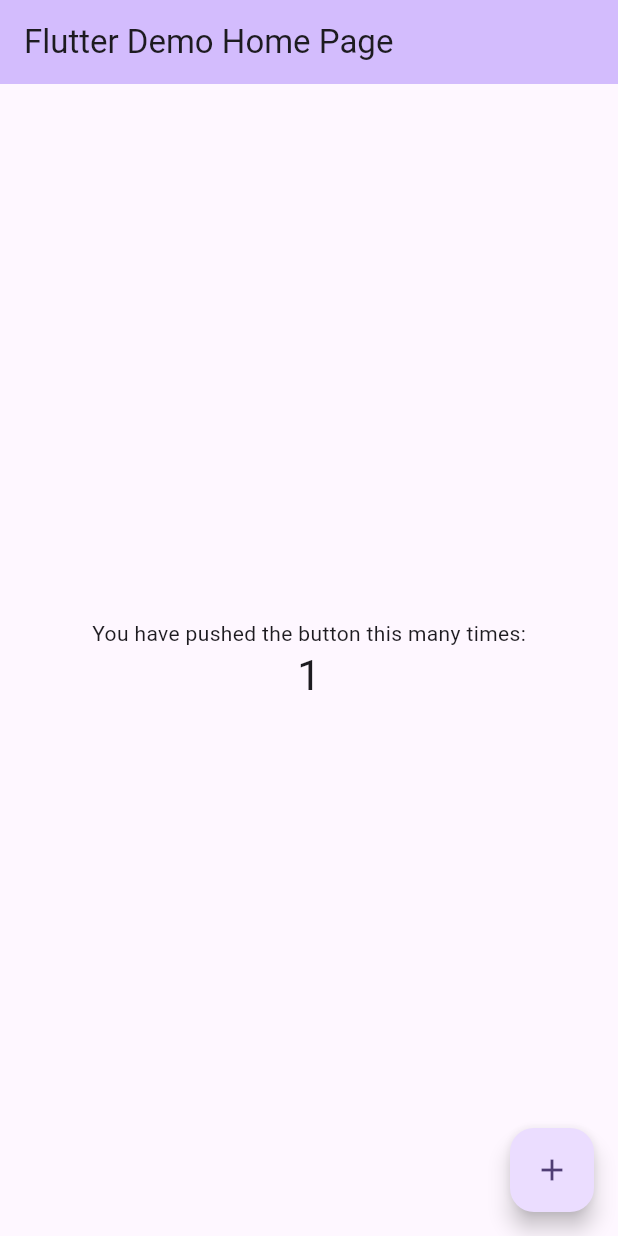
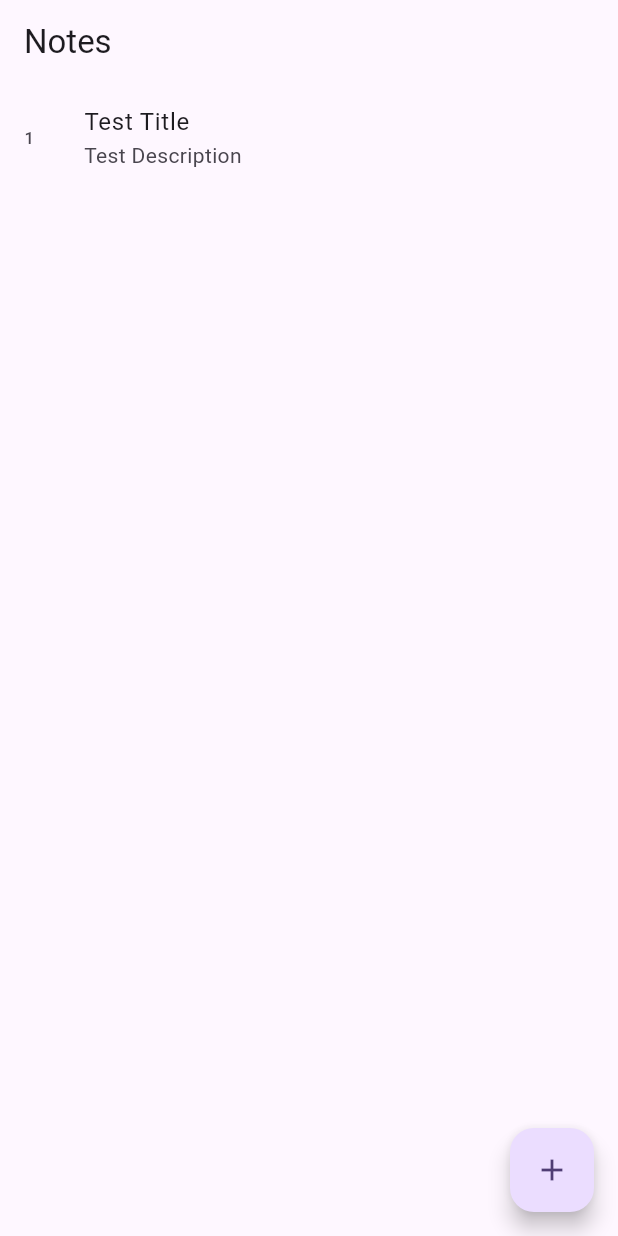
Before and after one commit to Rinav01/sql_lite, a Flutter app: the screen it shows after launch, after a tap on the "add" icon, on a phone screen of 412 x 824 dp. Run offline on Flutter 3.47's test engine with Material 3 defaults, Android fonts, the phone set to English and light mode, and no system bars; our stand-ins replace sqflite; accounts and stored records are empty.

Commit message:
Second Commit

```diff
--- /dev/null
+++ b/lib/data/local/db_helper.dart
@@ -0,0 +1,57 @@
+import 'dart:io';
+
+import 'package:path/path.dart';
+import 'package:path_provider/path_provider.dart';
+import 'package:sqflite/sqflite.dart';
+
+class DBHelper{
+
+  //singleton
+  DBHelper._();
+
+  static final DBHelper getInstance = DBHelper._();
+
+  //table note
+  static const String TABLE_NOTE = "note";
+  static const String COLUMN_NOTE_SNO = "s_no";
+  static const String COLUMN_NOTE_TITLE = "title";
+  static const String COLUMN_NOTE_DESC = "desc";
+
+  Database? myDB;
+
+  // db Open(if path exists then open db otherwise create db)
+  Future<Database> getDB() async{
+
+    myDB = myDB ?? await openDB();
+    return myDB!;
+  }
+
+  Future<Database> openDB() async{
+
+    Directory appDir = await getApplicationDocumentsDirectory();
+    String dbPath = join(appDir.path, "noteDB.db");
+    return await openDatabase(dbPath,onCreate: (db,version){
+      //create all your tables here
+      db.execute("create table $TABLE_NOTE("
+          "$COLUMN_NOTE_SNO integer primary key autoincrement , $COLUMN_NOTE_TITLE text , $COLUMN_NOTE_DESC text)");
+    },version: 1);
+  }
+
+  //all queries
+  //insert
+  Future<bool> addNote({required String title, required String desc})async{
+    var db = await getDB();
+    int rowsAffected = await db.insert(TABLE_NOTE, {
+      COLUMN_NOTE_TITLE: title,
+      COLUMN_NOTE_DESC: desc
+    });
+    return rowsAffected>0;
+  }
+
+  Future<List<Map<String,dynamic>>> getAllNotes() async{
+    var db = await getDB();
+    List<Map<String,dynamic>> data = await db.query(TABLE_NOTE);
+    return data;
+  }
+
+}
--- /dev/null
+++ b/lib/home_screen.dart
@@ -0,0 +1,66 @@
+import 'package:flutter/material.dart';
+import 'package:sql_lite/data/local/db_helper.dart';
+
+class HomePage extends StatefulWidget {
+  const HomePage({super.key});
+
+  @override
+  State<HomePage> createState() => _HomePageState();
+}
+
+class _HomePageState extends State<HomePage> {
+  List<Map<String, dynamic>> allNotes = [];
+  final DBHelper dbRef = DBHelper.getInstance;
+
+  @override
+  void initState() {
+    super.initState();
+    getNotes();
+  }
+
+  // Fetch all notes from the database
+  void getNotes() async {
+    List<Map<String, dynamic>> notes = await dbRef.getAllNotes();
+    setState(() {
+      allNotes = notes;
+    });
+  }
+
+  // Add a hardcoded note
+  Future<void> addNote() async {
+    bool success = await dbRef.addNote(
+      title: "Test Title",
+      desc: "Test Description",
+    );
+    if (success) {
+      getNotes();
+    }
+  }
+
+  @override
+  Widget build(BuildContext context) {
+    return Scaffold(
+      appBar: AppBar(
+        title: const Text("Notes"),
+      ),
+      body: allNotes.isNotEmpty
+          ? ListView.builder(
+        itemCount: allNotes.length,
+        itemBuilder: (_, index) {
+          return ListTile(
+            leading: Text('${allNotes[index][DBHelper.COLUMN_NOTE_SNO]}'),
+            title: Text(allNotes[index][DBHelper.COLUMN_NOTE_TITLE]),
+            subtitle: Text(allNotes[index][DBHelper.COLUMN_NOTE_DESC]),
+          );
+        },
+      )
+          : const Center(
+        child: Text("No Notes yet"),
+      ),
+      floatingActionButton: FloatingActionButton(
+        onPressed: addNote,
+        child: const Icon(Icons.add),
+      ),
+    );
+  }
+}
--- a/lib/main.dart
+++ b/lib/main.dart
@@ -1,4 +1,5 @@
 import 'package:flutter/material.dart';
+import 'package:sql_lite/home_screen.dart';
 
 void main() {
   runApp(const MyApp());
@@ -13,113 +14,10 @@ class MyApp extends StatelessWidget {
     return MaterialApp(
       title: 'Flutter Demo',
       theme: ThemeData(
-        // This is the theme of your application.
-        //
-        // TRY THIS: Try running your application with "flutter run". You'll see
-        // the application has a purple toolbar. Then, without quitting the app,
-        // try changing the seedColor in the colorScheme below to Colors.green
-        // and then invoke "hot reload" (save your changes or press the "hot
-        // reload" button in a Flutter-supported IDE, or press "r" if you used
-        // the command line to start the app).
-        //
-        // Notice that the counter didn't reset back to zero; the application
-        // state is not lost during the reload. To reset the state, use hot
-        // restart instead.
-        //
-        // This works for code too, not just values: Most code changes can be
-        // tested with just a hot reload.
         colorScheme: ColorScheme.fromSeed(seedColor: Colors.deepPurple),
         useMaterial3: true,
       ),
-      home: const MyHomePage(title: 'Flutter Demo Home Page'),
+      home: HomePage(),
     );
   }
 }
-
-class MyHomePage extends StatefulWidget {
-  const MyHomePage({super.key, required this.title});
-
-  // This widget is the home page of your application. It is stateful, meaning
-  // that it has a State object (defined below) that contains fields that affect
-  // how it looks.
-
-  // This class is the configuration for the state. It holds the values (in this
-  // case the title) provided by the parent (in this case the App widget) and
-  // used by the build method of the State. Fields in a Widget subclass are
-  // always marked "final".
-
-  final String title;
-
-  @override
-  State<MyHomePage> createState() => _MyHomePageState();
-}
-
-class _MyHomePageState extends State<MyHomePage> {
-  int _counter = 0;
-
-  void _incrementCounter() {
-    setState(() {
-      // This call to setState tells the Flutter framework that something has
-      // changed in this State, which causes it to rerun the build method below
-      // so that the display can reflect the updated values. If we changed
-      // _counter without calling setState(), then the build method would not be
-      // called again, and so nothing would appear to happen.
-      _counter++;
-    });
-  }
-
-  @override
-  Widget build(BuildContext context) {
-    // This method is rerun every time setState is called, for instance as done
-    // by the _incrementCounter method above.
-    //
-    // The Flutter framework has been optimized to make rerunning build methods
-    // fast, so that you can just rebuild anything that needs updating rather
-    // than having to individually change instances of widgets.
-    return Scaffold(
-      appBar: AppBar(
-        // TRY THIS: Try changing the color here to a specific color (to
-        // Colors.amber, perhaps?) and trigger a hot reload to see the AppBar
-        // change color while the other colors stay the same.
-        backgroundColor: Theme.of(context).colorScheme.inversePrimary,
-        // Here we take the value from the MyHomePage object that was created by
-        // the App.build method, and use it to set our appbar title.
-        title: Text(widget.title),
-      ),
-      body: Center(
-        // Center is a layout widget. It takes a single child and positions it
-        // in the middle of the parent.
-        child: Column(
-          // Column is also a layout widget. It takes a list of children and
-          // arranges them vertically. By default, it sizes itself to fit its
-          // children horizontally, and tries to be as tall as its parent.
-          //
-          // Column has various properties to control how it sizes itself and
-          // how it positions its children. Here we use mainAxisAlignment to
-          // center the children vertically; the main axis here is the vertical
-          // axis because Columns are vertical (the cross axis would be
-          // horizontal).
-          //
-          // TRY THIS: Invoke "debug painting" (choose the "Toggle Debug Paint"
-          // action in the IDE, or press "p" in the console), to see the
-          // wireframe for each widget.
-          mainAxisAlignment: MainAxisAlignment.center,
-          children: <Widget>[
-            const Text(
-              'You have pushed the button this many times:',
-            ),
-            Text(
-              '$_counter',
-              style: Theme.of(context).textTheme.headlineMedium,
-            ),
-          ],
-        ),
-      ),
-      floatingActionButton: FloatingActionButton(
-        onPressed: _incrementCounter,
-        tooltip: 'Increment',
-        child: const Icon(Icons.add),
-      ), // This trailing comma makes auto-formatting nicer for build methods.
-    );
-  }
-}
--- a/pubspec.yaml
+++ b/pubspec.yaml
@@ -35,7 +35,9 @@ dependencies:
   # The following adds the Cupertino Icons font to your application.
   # Use with the CupertinoIcons class for iOS style icons.
   cupertino_icons: ^1.0.8
-
+  sqflite: ^2.4.1
+  path_provider: ^2.1.5
+  path: ^1.9.0
 dev_dependencies:
   flutter_test:
     sdk: flutter
```
Also changed, not shown: pubspec.lock.
